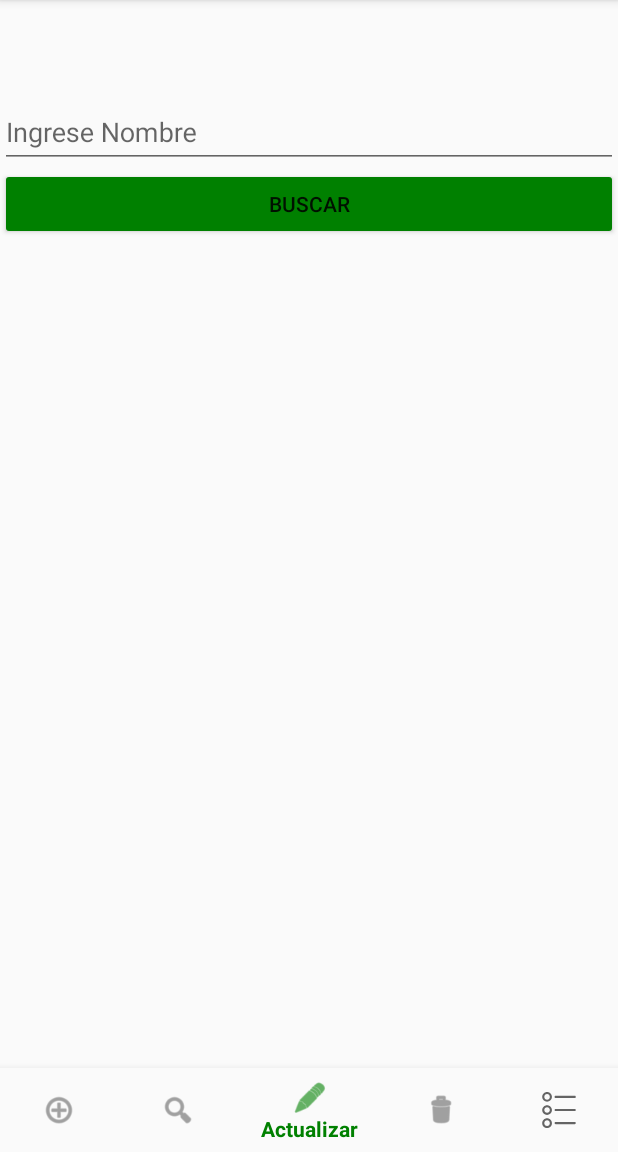
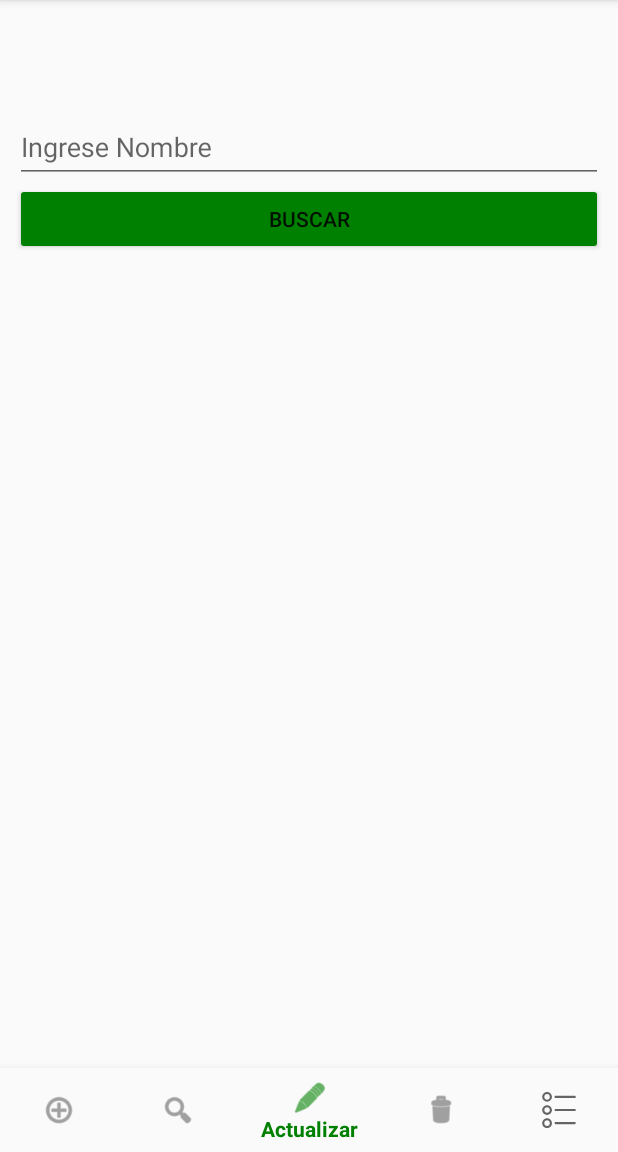
Before and after one commit to Gomez-Oscar/practica5, an Android app: the UpdateFragment screen opened through its navigation route, on a phone screen of 412 x 824 dp, the part 84-1236 px from its top. Run offline under Robolectric (Android 15) with nearby library versions, the phone set to English and light mode, and no system bars; our stand-ins replace Room's generated code, navigation-ui.

Commit message:
se agregan alert dialog al borrar, se mejora interfaz de update y se impide que se creen deudores con el mismo nombre

```diff
--- a/app/src/main/java/com/example/room2/ui/read/ReadFragment.kt
+++ b/app/src/main/java/com/example/room2/ui/read/ReadFragment.kt
@@ -36,11 +36,9 @@ class ReadFragment : Fragment() {
                 tv_resultado.text =
                     "Nombre: ${deudor.nombre}\nTelefono: ${deudor.telefono}\nCantidad: ${deudor.cantidad}"
 
-            }else{
-                Toast.makeText(context,"Deudor no existe",Toast.LENGTH_SHORT).show()
+            } else {
+                Toast.makeText(context, "Deudor no existe", Toast.LENGTH_SHORT).show()
             }
-
         }
-
     }
 }
--- a/app/src/main/java/com/example/room2/ui/update/UpdateFragment.kt
+++ b/app/src/main/java/com/example/room2/ui/update/UpdateFragment.kt
@@ -89,7 +89,9 @@ class UpdateFragment : Fragment() {
                 deudorDAO.actualizarDeudor(deudor)
 
                 et_telefono.visibility = View.GONE
+                lo_telefono.visibility = View.GONE
                 et_cantidad.visibility = View.GONE
+                lo_cantidad.visibility = View.GONE
                 bt_buscar.visibility = View.VISIBLE
                 bt_actualizar.visibility = View.GONE
             }
--- a/app/src/main/res/layout/fragment_create.xml
+++ b/app/src/main/res/layout/fragment_create.xml
@@ -4,6 +4,7 @@
     android:id="@+id/linear"
     android:layout_width="match_parent"
     android:layout_height="match_parent"
+    android:layout_margin="10dp"
     android:orientation="vertical"
     tools:context=".ui.create.CreateFragment">
 
--- a/app/src/main/res/layout/fragment_delete.xml
+++ b/app/src/main/res/layout/fragment_delete.xml
@@ -3,8 +3,9 @@
     xmlns:tools="http://schemas.android.com/tools"
     android:layout_width="match_parent"
     android:layout_height="match_parent"
+    android:layout_margin="10dp"
     android:orientation="vertical"
-    tools:context=".ui.delete.DeleteFragment" >
+    tools:context=".ui.delete.DeleteFragment">
 
     <com.google.android.material.textfield.TextInputLayout
         android:layout_width="match_parent"
--- a/app/src/main/res/layout/fragment_read.xml
+++ b/app/src/main/res/layout/fragment_read.xml
@@ -4,8 +4,9 @@
     xmlns:tools="http://schemas.android.com/tools"
     android:layout_width="match_parent"
     android:layout_height="match_parent"
+    android:layout_margin="10dp"
     android:orientation="vertical"
-    tools:context=".ui.read.ReadFragment" >
+    tools:context=".ui.read.ReadFragment">
 
     <com.google.android.material.textfield.TextInputLayout
         android:layout_width="match_parent"
--- a/app/src/main/res/layout/fragment_update.xml
+++ b/app/src/main/res/layout/fragment_update.xml
@@ -1,13 +1,14 @@
 <?xml version="1.0" encoding="utf-8"?>
 <LinearLayout xmlns:android="http://schemas.android.com/apk/res/android"
-    xmlns:app="http://schemas.android.com/apk/res-auto"
     xmlns:tools="http://schemas.android.com/tools"
     android:layout_width="match_parent"
     android:layout_height="match_parent"
+    android:layout_margin="10dp"
     android:orientation="vertical"
-    tools:context=".ui.update.UpdateFragment" >
+    tools:context=".ui.update.UpdateFragment">
 
     <com.google.android.material.textfield.TextInputLayout
+        android:id="@+id/lo_nombre"
         android:layout_width="match_parent"
         android:layout_height="wrap_content">
 
@@ -26,6 +27,7 @@
         android:text="@string/buscar" />
 
     <com.google.android.material.textfield.TextInputLayout
+        android:id="@+id/lo_telefono"
         android:layout_width="match_parent"
         android:layout_height="wrap_content">
 
@@ -37,6 +39,7 @@
     </com.google.android.material.textfield.TextInputLayout>
 
     <com.google.android.material.textfield.TextInputLayout
+        android:id="@+id/lo_cantidad"
         android:layout_width="match_parent"
         android:layout_height="wrap_content">
 
--- a/app/src/main/res/layout/item_deudor.xml
+++ b/app/src/main/res/layout/item_deudor.xml
@@ -32,7 +32,7 @@
                 android:id="@+id/tv_deuda"
                 android:layout_width="wrap_content"
                 android:layout_height="wrap_content"
-                android:layout_marginStart="150dp"
+                android:layout_marginStart="200dp"
                 android:text="@string/deuda_list"
                 android:textColor="@android:color/holo_red_dark"
                 app:layout_constraintBottom_toBottomOf="parent"
```
Also changed, not shown: app/src/main/java/com/example/room2/ui/create/CreateFragment.kt (+30 -13 lines), app/src/main/java/com/example/room2/ui/delete/DeleteFragment.kt (+14 -1 lines), 1 other file.
